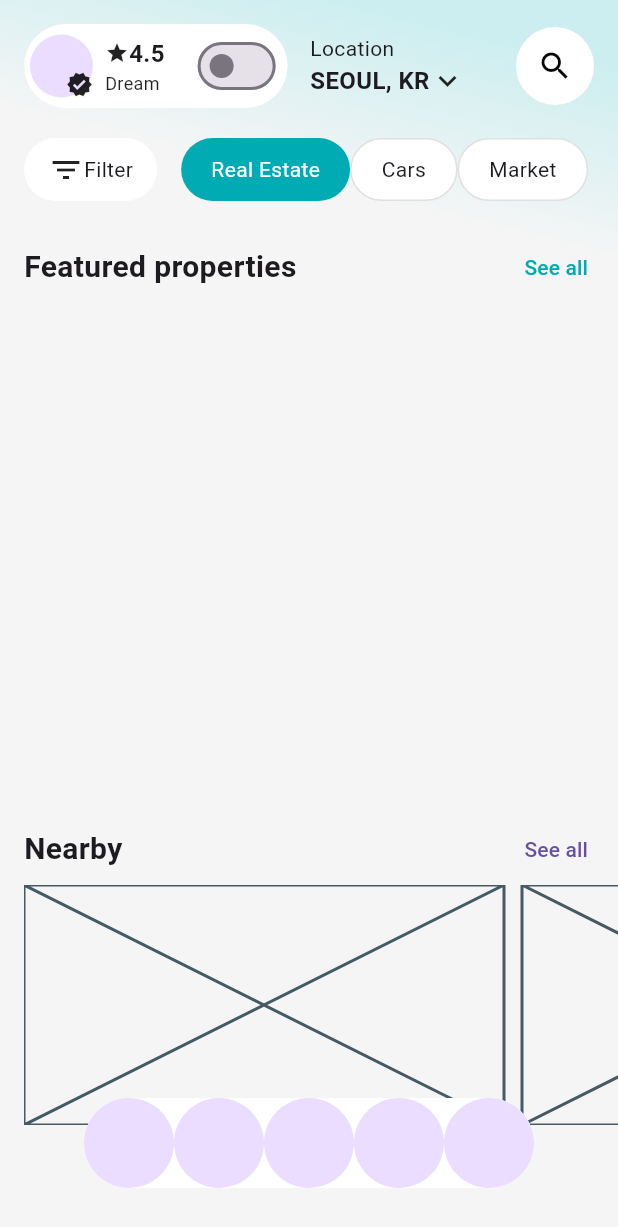
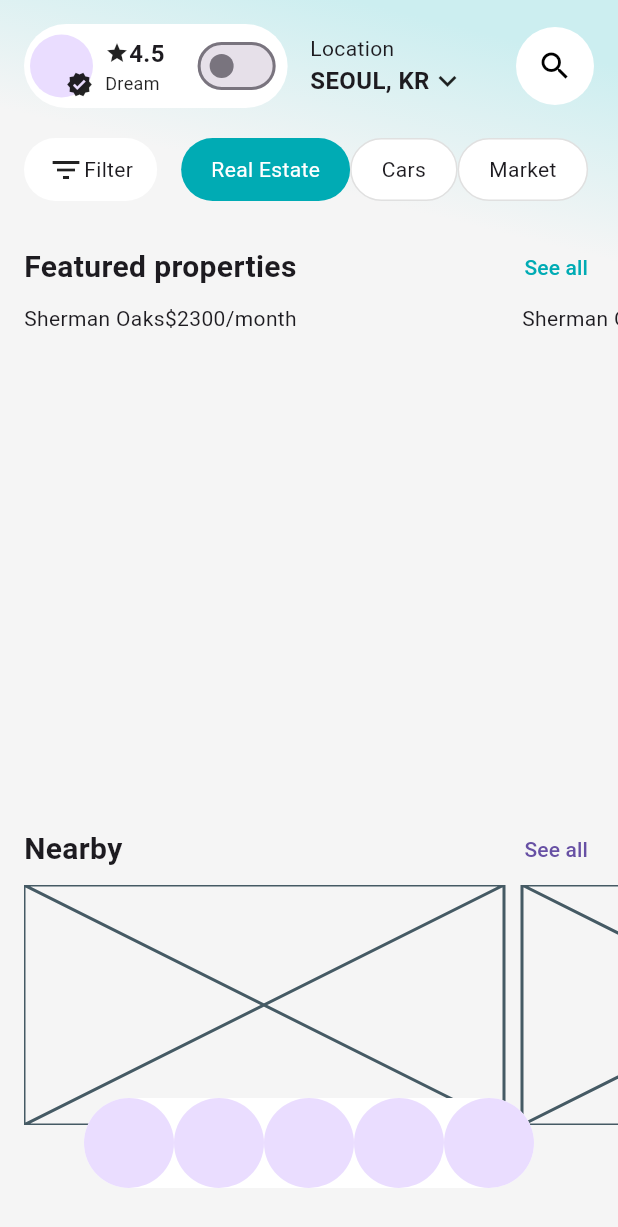
Before and after one commit to JAICHANGPARK/flutter_notebook_chapter_49, a Flutter app: the RealEstateHomePage screen opened directly, on a phone screen of 412 x 824 dp. Shown: the top 1227 px of the screen. Run offline on Flutter 3.47's test engine with Material 3 defaults, Android fonts, the phone set to English and light mode, and no system bars; our stand-ins replace dots_indicator, gap, google_fonts.

Commit message:
Update real_estate_home_page.dart

```diff
--- a/lib/ep2472_real_estate_app/ui/real_estate_home_page.dart
+++ b/lib/ep2472_real_estate_app/ui/real_estate_home_page.dart
@@ -244,6 +244,13 @@ class _RealEstateHomePageState extends State<RealEstateHomePage> {
                                     ),
                                     Row(
                                       children: [
+                                        Text("Sherman Oaks",),
+                                        Text("\$2300"),
+                                        Text("/month"),
+                                      ],
+                                    ),
+                                    Row(
+                                      children: [
 
                                       ],
                                     )
```
